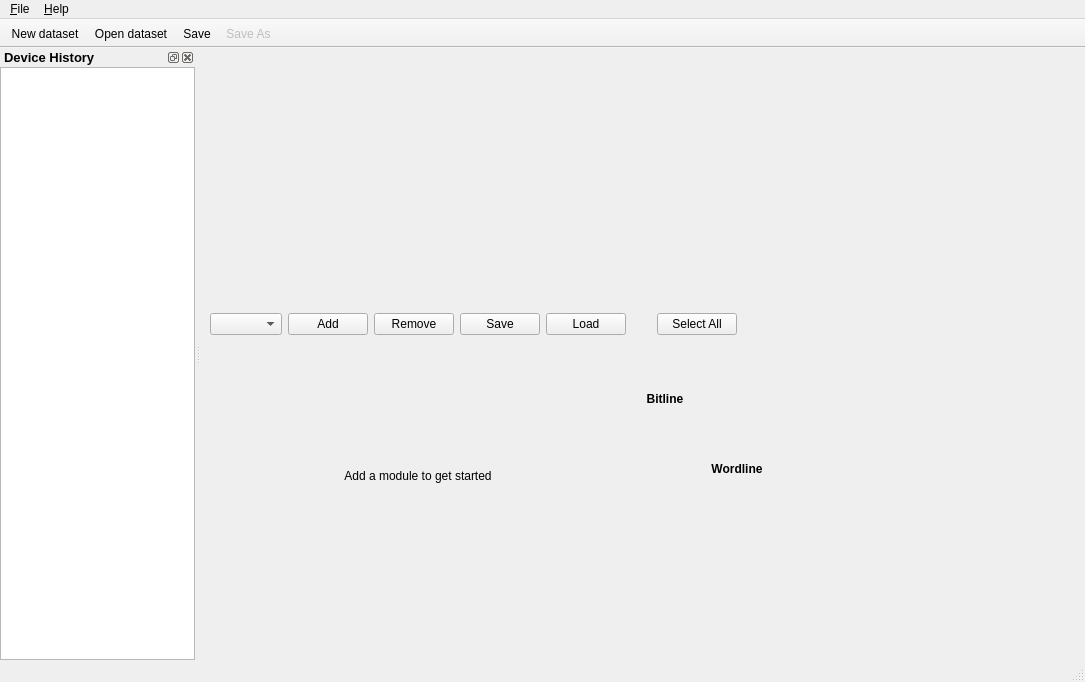
First picture: the form in uis/mainwindow.ui, repository arc-instruments/arc2control, before the edit.
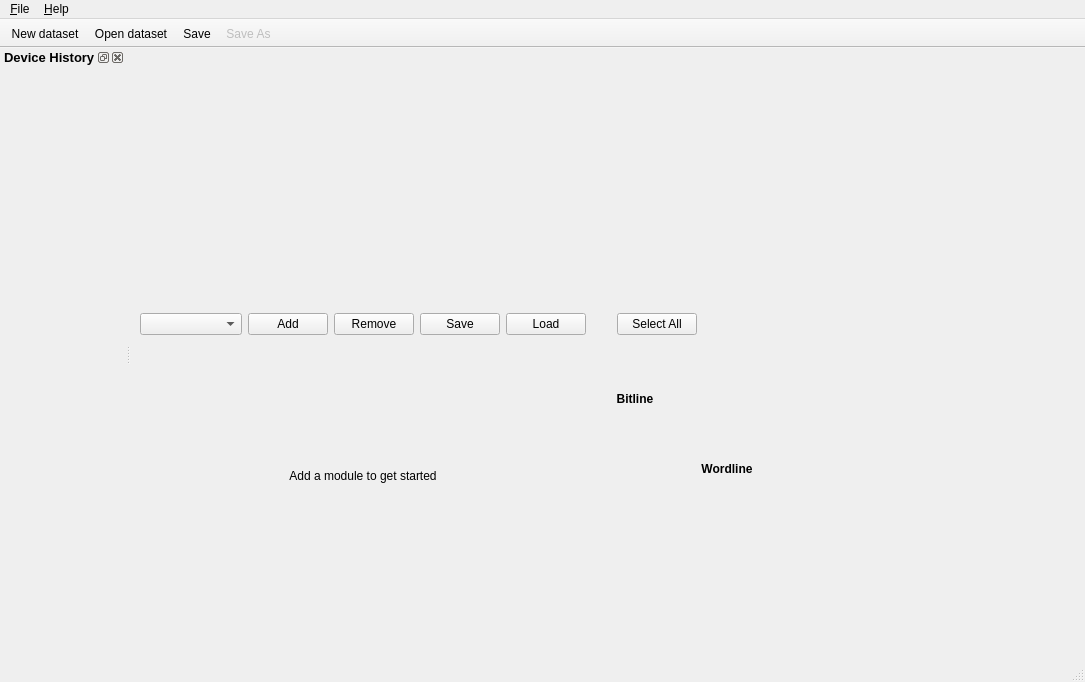
Second picture: the form after the edit. Custom widgets are drawn as their Qt base class.

Commit message: Initial implementation of the device explorer, only loading works now

```diff
--- a/uis/mainwindow.ui
+++ b/uis/mainwindow.ui
@@ -268,10 +268,16 @@
    </layout>
   </widget>
   <widget class="QStatusBar" name="statusbar"/>
-  <widget class="QDockWidget" name="dockWidget">
+  <widget class="QDockWidget" name="deviceDockWidget">
+   <property name="sizePolicy">
+    <sizepolicy hsizetype="MinimumExpanding" vsizetype="Preferred">
+     <horstretch>0</horstretch>
+     <verstretch>0</verstretch>
+    </sizepolicy>
+   </property>
    <property name="minimumSize">
     <size>
-     <width>70</width>
+     <width>125</width>
      <height>89</height>
     </size>
    </property>
@@ -298,9 +304,6 @@
      <property name="bottomMargin">
       <number>0</number>
      </property>
-     <item>
-      <widget class="QTreeView" name="treeView"/>
-     </item>
     </layout>
    </widget>
   </widget>
```
Left out of the diff: 2 changed lines with no effect on the pictures. The commit also changes 2 other files.
